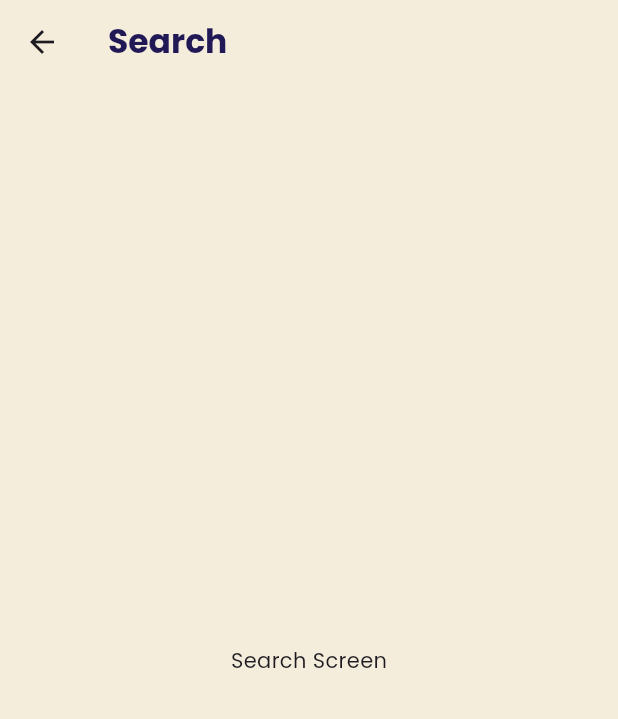
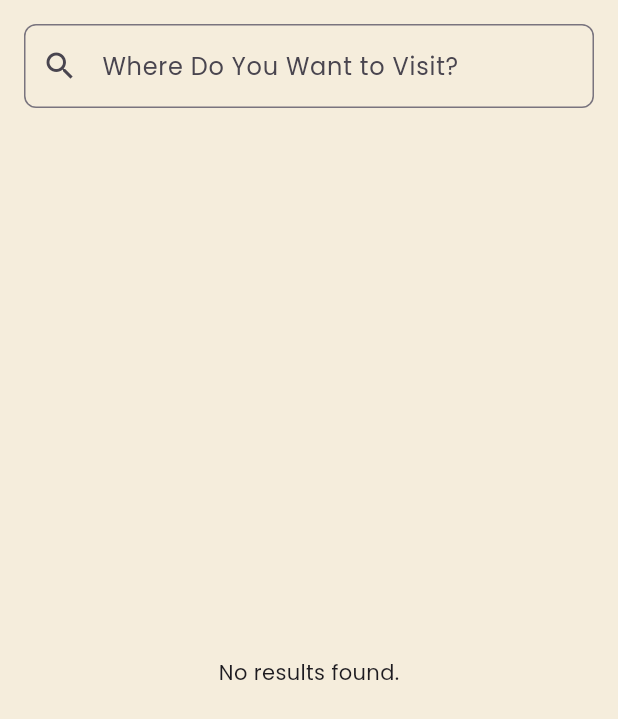
Before and after one commit to jimmyurl/safari-app-with-flutter, a Flutter app: the SearchScreen screen opened by its route, on a phone screen of 412 x 824 dp. Shown: the top 719 px of the screen. Run offline on Flutter 3.47's test engine with Material 3 defaults, Android fonts, the phone set to English and light mode, and no system bars; our stand-ins replace animated_text_kit, appwrite, carousel_slider, flutter_typeahead, google_fonts, image_picker and 2 more; accounts and stored records are empty; network calls fail.

Commit message:
search screen updated

```diff
--- a/lib/screens/search_screen.dart
+++ b/lib/screens/search_screen.dart
@@ -1,15 +1,114 @@
-// Import necessary packages
 import 'package:flutter/material.dart';
+import 'package:supabase_flutter/supabase_flutter.dart';
 
-class SearchScreen extends StatelessWidget {
+class SearchScreen extends StatefulWidget {
+  @override
+  _SearchScreenState createState() => _SearchScreenState();
+}
+
+class _SearchScreenState extends State<SearchScreen> {
+  List<dynamic> _searchResults = [];
+  TextEditingController _searchController = TextEditingController();
+  final SupabaseClient supabase = Supabase.instance.client;
+
+  @override
+  void initState() {
+    super.initState();
+    _searchController.addListener(_onSearchChanged);
+  }
+
+  @override
+  void dispose() {
+    _searchController.removeListener(_onSearchChanged);
+    _searchController.dispose();
+    super.dispose();
+  }
+
+  void _onSearchChanged() {
+    if (_searchController.text.isNotEmpty) {
+      searchResults(_searchController.text);
+    } else {
+      setState(() {
+        _searchResults = [];
+      });
+    }
+  }
+
+  Future<void> searchResults(String query) async {
+    final searchQuery = '%$query%';
+
+    try {
+      final response = await Future.wait([
+        supabase.from('adventures').select().ilike('title', searchQuery),
+        supabase.from('zoo').select().ilike('title', searchQuery),
+        supabase.from('mountains').select().ilike('title', searchQuery),
+        supabase.from('parks').select().ilike('title', searchQuery),
+        supabase.from('sightseeing').select().ilike('title', searchQuery),
+        supabase
+            .from('cultural_experiences')
+            .select()
+            .ilike('title', searchQuery),
+      ]);
+
+      // Debugging: print the response to check if data is fetched
+      print('Supabase response: $response');
+
+      final combinedResults =
+          response.expand((result) => result as List<dynamic>).toList();
+
+      setState(() {
+        _searchResults = combinedResults;
+      });
+
+      if (combinedResults.isEmpty) {
+        print('No results found for query: $query');
+      }
+    } catch (e) {
+      print('Error fetching search results: $e');
+    }
+  }
+
   @override
   Widget build(BuildContext context) {
     return Scaffold(
-      appBar: AppBar(
-        title: Text('Search'),
-      ),
-      body: Center(
-        child: Text('Search Screen'),
+      body: Padding(
+        padding: const EdgeInsets.all(16.0),
+        child: Column(
+          children: [
+            // Search bar
+            TextField(
+              controller: _searchController,
+              decoration: InputDecoration(
+                prefixIcon: Icon(Icons.search),
+                hintText: 'Where Do You Want to Visit?',
+                border: OutlineInputBorder(
+                  borderRadius: BorderRadius.circular(8),
+                ),
+              ),
+            ),
+            const SizedBox(height: 16),
+
+            // Search results
+            Expanded(
+              child: _searchResults.isEmpty
+                  ? const Center(child: Text('No results found.'))
+                  : ListView.builder(
+                      itemCount: _searchResults.length,
+                      itemBuilder: (context, index) {
+                        final result = _searchResults[index];
+                        return ListTile(
+                          title: Text(result['title']),
+                          subtitle: Text(result['location'] ?? ''),
+                          onTap: () {
+                            // Handle tapping a search result
+                            print('Tapped on: ${result['title']}');
+                          },
+                        );
+                      },
+                    ),
+            ),
+          ],
+        ),
       ),
     );
   }
```
Also changed, not shown: assets/fonts/Poppins-Italic.ttf (added), assets/fonts/Poppins-Light.ttf (added).
